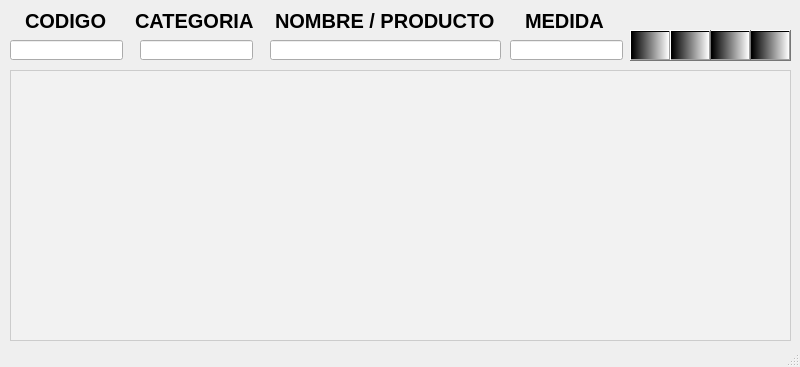
Qt form Inventario de almacen/ui/FrmProductos.ui (CodeDrTech/DevelopPython) before a commit.
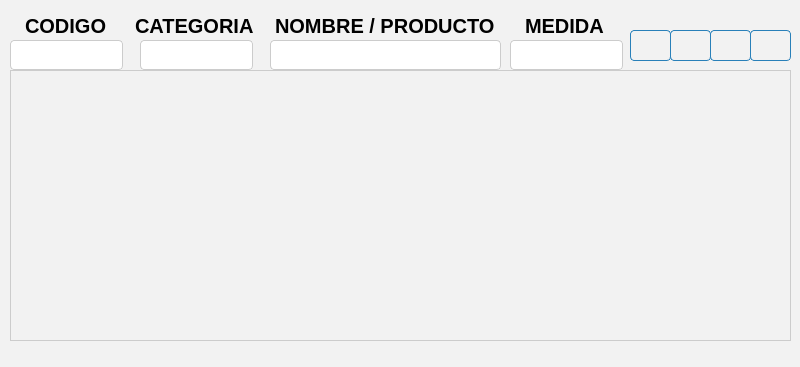
The same form after that commit. Icons and pictures are not drawn.

What changed in the file:
```diff
--- a/Inventario de almacen/ui/FrmProductos.ui
+++ b/Inventario de almacen/ui/FrmProductos.ui
@@ -16,6 +16,12 @@
   <property name="windowTitle">
    <string>MainWindow</string>
   </property>
+  <property name="styleSheet">
+   <string notr="true">QWidget {
+    background-color: #f2f2f2;
+}
+</string>
+  </property>
   <widget class="QWidget" name="centralwidget">
    <widget class="QTableView" name="dataView">
     <property name="geometry">
@@ -80,9 +86,54 @@
       <x>10</x>
       <y>40</y>
       <width>113</width>
-      <height>20</height>
+      <height>30</height>
      </rect>
     </property>
+    <property name="styleSheet">
+     <string notr="true">QWidget {
+    background-color: #f2f2f2;
+}
+
+QPushButton {
+    background: qlineargradient(x1: 0, y1: 0, x2: 0, y2: 1,
+                                 stop: 0 #5DADE2, stop: 1 #2980b9);
+    color: #ffffff;
+    border: 1px solid #2980b9;
+    padding: 8px 16px;
+    border-radius: 4px;
+    font-size: 14px;
+}
+
+QPushButton:hover {
+    background: qlineargradient(x1: 0, y1: 0, x2: 0, y2: 1,
+                                 stop: 0 #4DA8DB, stop: 1 #2471a3);
+    border: 1px solid #2471a3;
+}
+
+QPushButton:pressed {
+    background: qlineargradient(x1: 0, y1: 0, x2: 0, y2: 1,
+                                 stop: 0 #3C89B4, stop: 1 #1f618d);
+    border: 1px solid #1f618d;
+}
+
+QLineEdit {
+    background-color: #ffffff;
+    border: 1px solid #cccccc;
+    padding: 6px;
+    border-radius: 4px;
+    font-size: 14px;
+}
+
+QLineEdit:hover {
+    border: 1px solid #3498db;
+}
+
+QLineEdit:focus {
+    border: 1px solid #3498db;
+    outline: none;
+}
+</string>
+    </property>
    </widget>
    <widget class="QLineEdit" name="txtCategoria">
     <property name="geometry">
@@ -90,9 +141,54 @@
       <x>140</x>
       <y>40</y>
       <width>113</width>
-      <height>20</height>
+      <height>30</height>
      </rect>
     </property>
+    <property name="styleSheet">
+     <string notr="true">QWidget {
+    background-color: #f2f2f2;
+}
+
+QPushButton {
+    background: qlineargradient(x1: 0, y1: 0, x2: 0, y2: 1,
+                                 stop: 0 #5DADE2, stop: 1 #2980b9);
+    color: #ffffff;
+    border: 1px solid #2980b9;
+    padding: 8px 16px;
+    border-radius: 4px;
+    font-size: 14px;
+}
+
+QPushButton:hover {
+    background: qlineargradient(x1: 0, y1: 0, x2: 0, y2: 1,
+                                 stop: 0 #4DA8DB, stop: 1 #2471a3);
+    border: 1px solid #2471a3;
+}
+
+QPushButton:pressed {
+    background: qlineargradient(x1: 0, y1: 0, x2: 0, y2: 1,
+                                 stop: 0 #3C89B4, stop: 1 #1f618d);
+    border: 1px solid #1f618d;
+}
+
+QLineEdit {
+    background-color: #ffffff;
+    border: 1px solid #cccccc;
+    padding: 6px;
+    border-radius: 4px;
+    font-size: 14px;
+}
+
+QLineEdit:hover {
+    border: 1px solid #3498db;
+}
+
+QLineEdit:focus {
+    border: 1px solid #3498db;
+    outline: none;
+}
+</string>
+    </property>
    </widget>
    <widget class="QLineEdit" name="txtNombre">
     <property name="geometry">
@@ -100,9 +196,54 @@
       <x>270</x>
       <y>40</y>
       <width>231</width>
-      <height>20</height>
+      <height>30</height>
      </rect>
     </property>
+    <property name="styleSheet">
+     <string notr="true">QWidget {
+    background-color: #f2f2f2;
+}
+
+QPushButton {
+    background: qlineargradient(x1: 0, y1: 0, x2: 0, y2: 1,
+                                 stop: 0 #5DADE2, stop: 1 #2980b9);
+    color: #ffffff;
+    border: 1px solid #2980b9;
+    padding: 8px 16px;
+    border-radius: 4px;
+    font-size: 14px;
+}
+
+QPushButton:hover {
+    background: qlineargradient(x1: 0, y1: 0, x2: 0, y2: 1,
+                                 stop: 0 #4DA8DB, stop: 1 #2471a3);
+    border: 1px solid #2471a3;
+}
+
+QPushButton:pressed {
+    background: qlineargradient(x1: 0, y1: 0, x2: 0, y2: 1,
+                                 stop: 0 #3C89B4, stop: 1 #1f618d);
+    border: 1px solid #1f618d;
+}
+
+QLineEdit {
+    background-color: #ffffff;
+    border: 1px solid #cccccc;
+    padding: 6px;
+    border-radius: 4px;
+    font-size: 14px;
+}
+
+QLineEdit:hover {
+    border: 1px solid #3498db;
+}
+
+QLineEdit:focus {
+    border: 1px solid #3498db;
+    outline: none;
+}
+</string>
+    </property>
    </widget>
    <widget class="QLineEdit" name="txtMedida">
     <property name="geometry">
@@ -110,15 +251,60 @@
       <x>510</x>
       <y>40</y>
       <width>113</width>
-      <height>20</height>
+      <height>30</height>
      </rect>
     </property>
+    <property name="styleSheet">
+     <string notr="true">QWidget {
+    background-color: #f2f2f2;
+}
+
+QPushButton {
+    background: qlineargradient(x1: 0, y1: 0, x2: 0, y2: 1,
+                                 stop: 0 #5DADE2, stop: 1 #2980b9);
+    color: #ffffff;
+    border: 1px solid #2980b9;
+    padding: 8px 16px;
+    border-radius: 4px;
+    font-size: 14px;
+}
+
+QPushButton:hover {
+    background: qlineargradient(x1: 0, y1: 0, x2: 0, y2: 1,
+                                 stop: 0 #4DA8DB, stop: 1 #2471a3);
+    border: 1px solid #2471a3;
+}
+
+QPushButton:pressed {
+    background: qlineargradient(x1: 0, y1: 0, x2: 0, y2: 1,
+                                 stop: 0 #3C89B4, stop: 1 #1f618d);
+    border: 1px solid #1f618d;
+}
+
+QLineEdit {
+    background-color: #ffffff;
+    border: 1px solid #cccccc;
+    padding: 6px;
+    border-radius: 4px;
+    font-size: 14px;
+}
+
+QLineEdit:hover {
+    border: 1px solid #3498db;
+}
+
+QLineEdit:focus {
+    border: 1px solid #3498db;
+    outline: none;
+}
+</string>
+    </property>
    </widget>
    <widget class="QLabel" name="label_7">
     <property name="geometry">
      <rect>
       <x>25</x>
-      <y>10</y>
+      <y>15</y>
       <width>91</width>
       <height>21</height>
      </rect>
@@ -138,7 +324,7 @@
     <property name="geometry">
      <rect>
       <x>135</x>
-      <y>10</y>
+      <y>15</y>
       <width>121</width>
       <height>21</height>
      </rect>
@@ -158,7 +344,7 @@
     <property name="geometry">
      <rect>
       <x>275</x>
-      <y>10</y>
+      <y>15</y>
       <width>231</width>
       <height>21</height>
      </rect>
@@ -178,7 +364,7 @@
     <property name="geometry">
      <rect>
       <x>525</x>
-      <y>10</y>
+      <y>15</y>
       <width>91</width>
       <height>21</height>
      </rect>
@@ -204,8 +390,28 @@
      </rect>
     </property>
     <property name="styleSheet">
-     <string notr="true">background-color: qlineargradient(spread:pad, x1:0, y1:0, x2:1, y2:0, stop:0 rgba(255, 178, 102, 255), stop:0.55 rgba(235, 148, 61, 255), stop:0.98 rgba(0, 0, 0, 255), stop:1 rgba(0, 0, 0, 0));
-background-color: qlineargradient(spread:pad, x1:0, y1:0, x2:1, y2:0, stop:0 rgba(0, 0, 0, 255), stop:1 rgba(255, 255, 255, 255));</string>
+     <string notr="true">QPushButton {
+    background: qlineargradient(x1: 0, y1: 0, x2: 0, y2: 1,
+                                 stop: 0 #5DADE2, stop: 1 #2980b9);
+    color: #ffffff;
+    border: 1px solid #2980b9;
+    padding: 8px 16px;
+    border-radius: 4px;
+    font-size: 14px;
+}
+
+QPushButton:hover {
+    background: qlineargradient(x1: 0, y1: 0, x2: 0, y2: 1,
+                                 stop: 0 #4DA8DB, stop: 1 #2471a3);
+    border: 1px solid #2471a3;
+}
+
+QPushButton:pressed {
+    background: qlineargradient(x1: 0, y1: 0, x2: 0, y2: 1,
+                                 stop: 0 #3C89B4, stop: 1 #1f618d);
+    border: 1px solid #1f618d;
+}
+</string>
     </property>
     <property name="text">
      <string/>
@@ -234,7 +440,28 @@
      </rect>
     </property>
     <property name="styleSheet">
-     <string notr="true">background-color: qlineargradient(spread:pad, x1:0, y1:0, x2:1, y2:0, stop:0 rgba(0, 0, 0, 255), stop:1 rgba(255, 255, 255, 255));</string>
+     <string notr="true">QPushButton {
+    background: qlineargradient(x1: 0, y1: 0, x2: 0, y2: 1,
+                                 stop: 0 #5DADE2, stop: 1 #2980b9);
+    color: #ffffff;
+    border: 1px solid #2980b9;
+    padding: 8px 16px;
+    border-radius: 4px;
+    font-size: 14px;
+}
+
+QPushButton:hover {
+    background: qlineargradient(x1: 0, y1: 0, x2: 0, y2: 1,
+                                 stop: 0 #4DA8DB, stop: 1 #2471a3);
+    border: 1px solid #2471a3;
+}
+
+QPushButton:pressed {
+    background: qlineargradient(x1: 0, y1: 0, x2: 0, y2: 1,
+                                 stop: 0 #3C89B4, stop: 1 #1f618d);
+    border: 1px solid #1f618d;
+}
+</string>
     </property>
     <property name="text">
      <string/>
@@ -260,7 +487,28 @@
      </rect>
     </property>
     <property name="styleSheet">
-     <string notr="true">background-color: qlineargradient(spread:pad, x1:0, y1:0, x2:1, y2:0, stop:0 rgba(0, 0, 0, 255), stop:1 rgba(255, 255, 255, 255));</string>
+     <string notr="true">QPushButton {
+    background: qlineargradient(x1: 0, y1: 0, x2: 0, y2: 1,
+                                 stop: 0 #5DADE2, stop: 1 #2980b9);
+    color: #ffffff;
+    border: 1px solid #2980b9;
+    padding: 8px 16px;
+    border-radius: 4px;
+    font-size: 14px;
+}
+
+QPushButton:hover {
+    background: qlineargradient(x1: 0, y1: 0, x2: 0, y2: 1,
+                                 stop: 0 #4DA8DB, stop: 1 #2471a3);
+    border: 1px solid #2471a3;
+}
+
+QPushButton:pressed {
+    background: qlineargradient(x1: 0, y1: 0, x2: 0, y2: 1,
+                                 stop: 0 #3C89B4, stop: 1 #1f618d);
+    border: 1px solid #1f618d;
+}
+</string>
     </property>
     <property name="text">
      <string/>
@@ -286,7 +534,28 @@
      </rect>
     </property>
     <property name="styleSheet">
-     <string notr="true">background-color: qlineargradient(spread:pad, x1:0, y1:0, x2:1, y2:0, stop:0 rgba(0, 0, 0, 255), stop:1 rgba(255, 255, 255, 255));</string>
+     <string notr="true">QPushButton {
+    background: qlineargradient(x1: 0, y1: 0, x2: 0, y2: 1,
+                                 stop: 0 #5DADE2, stop: 1 #2980b9);
+    color: #ffffff;
+    border: 1px solid #2980b9;
+    padding: 8px 16px;
+    border-radius: 4px;
+    font-size: 14px;
+}
+
+QPushButton:hover {
+    background: qlineargradient(x1: 0, y1: 0, x2: 0, y2: 1,
+                                 stop: 0 #4DA8DB, stop: 1 #2471a3);
+    border: 1px solid #2471a3;
+}
+
+QPushButton:pressed {
+    background: qlineargradient(x1: 0, y1: 0, x2: 0, y2: 1,
+                                 stop: 0 #3C89B4, stop: 1 #1f618d);
+    border: 1px solid #1f618d;
+}
+</string>
     </property>
     <property name="text">
      <string/>
```
